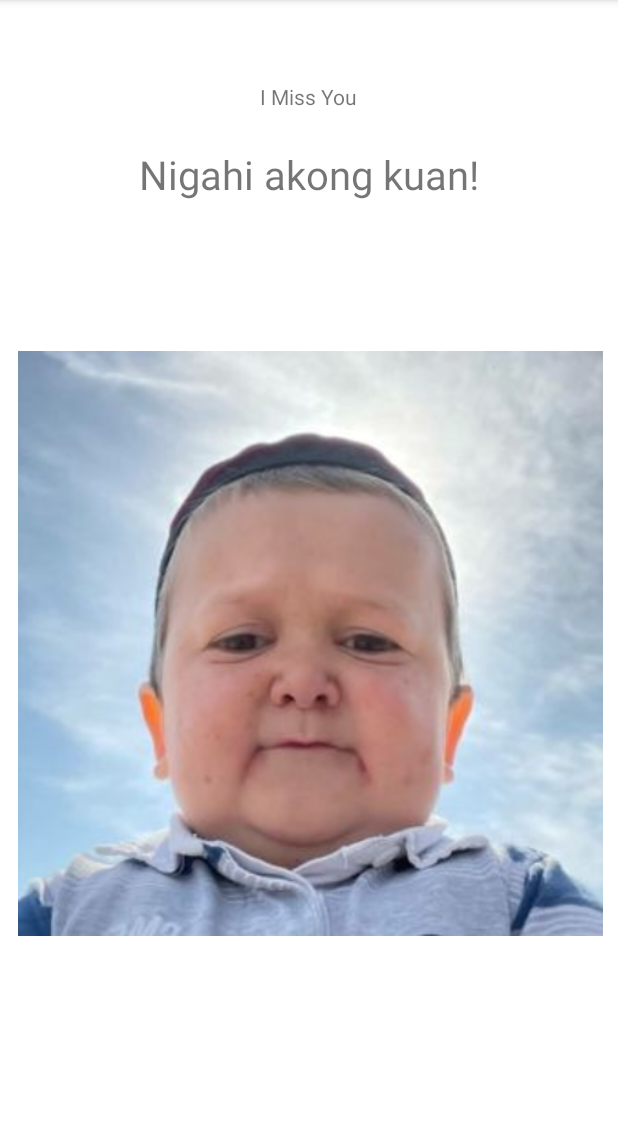
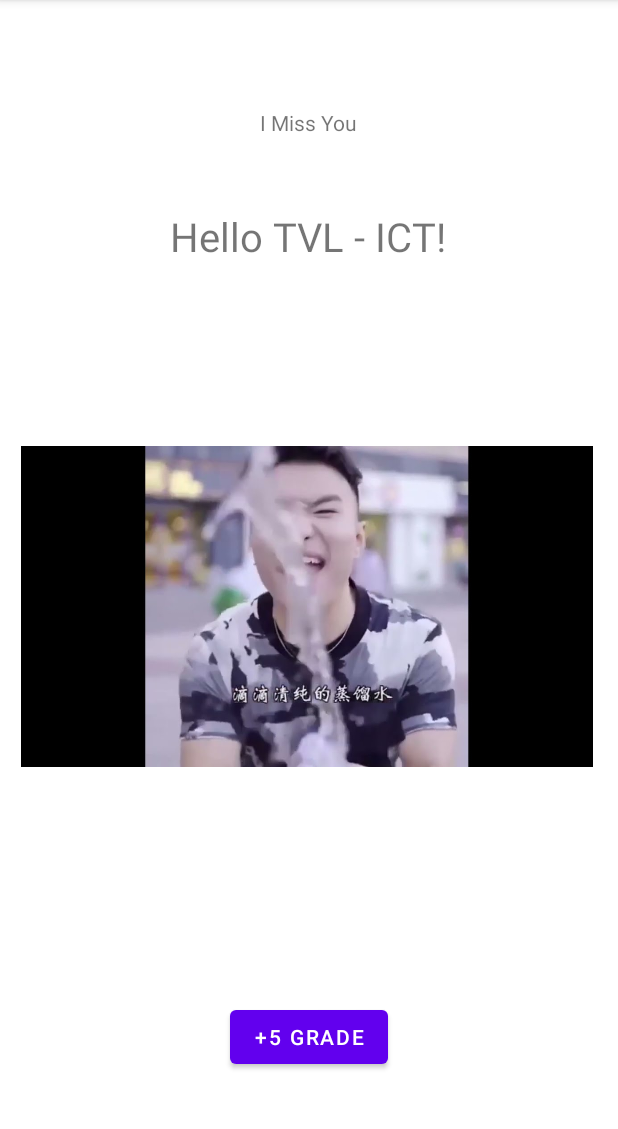
Before and after one commit to PocariNoSweat/Lim_MyFirstApp, an Android app: the screen it shows after launch (MainActivity), on a phone screen of 412 x 824 dp, the part 84-1213 px from its top. Run offline under Robolectric (Android 15) with nearby library versions, the phone set to English and light mode, and no system bars.

Commit message:
Super Idol

```diff
--- a/app/src/main/AndroidManifest.xml
+++ b/app/src/main/AndroidManifest.xml
@@ -10,6 +10,9 @@
         android:supportsRtl="true"
         android:theme="@style/Theme.Lim_MyFirstApp">
         <activity
+            android:name=".TunTunTun"
+            android:exported="false" />
+        <activity
             android:name=".MainActivity"
             android:exported="true">
             <intent-filter>
--- a/app/src/main/java/com/example/lim_myfirstapp/MainActivity.java
+++ b/app/src/main/java/com/example/lim_myfirstapp/MainActivity.java
@@ -2,13 +2,21 @@ package com.example.lim_myfirstapp;
 
 import androidx.appcompat.app.AppCompatActivity;
 
+import android.media.MediaPlayer;
 import android.os.Bundle;
 
 public class MainActivity extends AppCompatActivity {
+
+    MediaPlayer player;
 
     @Override
     protected void onCreate(Bundle savedInstanceState) {
         super.onCreate(savedInstanceState);
         setContentView(R.layout.activity_main);
+
+        player = new MediaPlayer();
+        player= MediaPlayer.create(this,R.raw.jiyangliaoshwei);
+
+        player.start();
     }
 }
--- a/app/src/main/res/layout/activity_main.xml
+++ b/app/src/main/res/layout/activity_main.xml
@@ -10,34 +10,49 @@
         android:id="@+id/HelloOten"
         android:layout_width="wrap_content"
         android:layout_height="wrap_content"
+        android:layout_marginTop="48dp"
         android:text="@string/maintext"
         android:textSize="12pt"
-        app:layout_constraintBottom_toBottomOf="parent"
-        app:layout_constraintLeft_toLeftOf="parent"
-        app:layout_constraintRight_toRightOf="parent"
-        app:layout_constraintTop_toTopOf="parent"
-        app:layout_constraintVertical_bias="0.134" />
+        app:layout_constraintEnd_toEndOf="parent"
+        app:layout_constraintHorizontal_bias="0.497"
+        app:layout_constraintStart_toStartOf="parent"
+        app:layout_constraintTop_toBottomOf="@+id/Imissyou" />
 
     <TextView
         android:id="@+id/Imissyou"
         android:layout_width="wrap_content"
         android:layout_height="wrap_content"
-        android:layout_marginBottom="24dp"
+        android:layout_marginTop="72dp"
         android:text="@string/toptext"
-        app:layout_constraintBottom_toTopOf="@+id/HelloOten"
         app:layout_constraintEnd_toEndOf="parent"
-        app:layout_constraintStart_toStartOf="parent" />
+        app:layout_constraintStart_toStartOf="parent"
+        app:layout_constraintTop_toTopOf="parent" />
 
     <ImageView
         android:id="@+id/imageView"
-        android:layout_width="455dp"
-        android:layout_height="390dp"
-        android:layout_marginBottom="144dp"
+        android:layout_width="381dp"
+        android:layout_height="315dp"
+        android:layout_marginTop="44dp"
+        app:layout_constraintBottom_toBottomOf="parent"
+        app:layout_constraintEnd_toEndOf="parent"
+        app:layout_constraintHorizontal_bias="0.466"
+        app:layout_constraintStart_toStartOf="parent"
+        app:layout_constraintTop_toBottomOf="@+id/HelloOten"
+        app:layout_constraintVertical_bias="0.117"
+        app:srcCompat="@drawable/superidol"
+        tools:ignore="ImageContrastCheck" />
+
+    <Button
+        android:id="@+id/Grade"
+        android:layout_width="wrap_content"
+        android:layout_height="wrap_content"
+        android:layout_marginBottom="40dp"
+        android:text="@string/button"
         app:layout_constraintBottom_toBottomOf="parent"
         app:layout_constraintEnd_toEndOf="parent"
         app:layout_constraintStart_toStartOf="parent"
-        app:srcCompat="@drawable/hasbullah"
-        tools:ignore="ImageContrastCheck" />
+        app:layout_constraintTop_toBottomOf="@+id/imageView"
+        app:layout_constraintVertical_bias="0.89" />
 
 
 </androidx.constraintlayout.widget.ConstraintLayout>
--- a/app/src/main/res/values/strings.xml
+++ b/app/src/main/res/values/strings.xml
@@ -1,5 +1,8 @@
 <resources>
     <string name="app_name">Lim_MyFirstApp</string>
-    <string name="maintext">Nigahi akong kuan!</string>
+    <string name="maintext">Hello TVL - ICT!</string>
     <string name="toptext">I Miss You</string>
+    <string name="tuntuntun">You got </string>
+
+    <string name="button">+5 Grade</string>
 </resources>
```
Also changed, not shown: app/src/main/res/drawable-v24/superidol.jpg (added), 1 other file.
